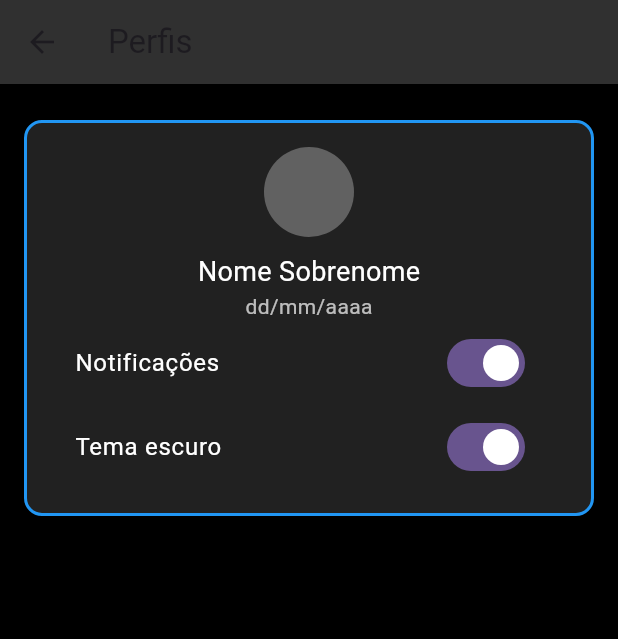
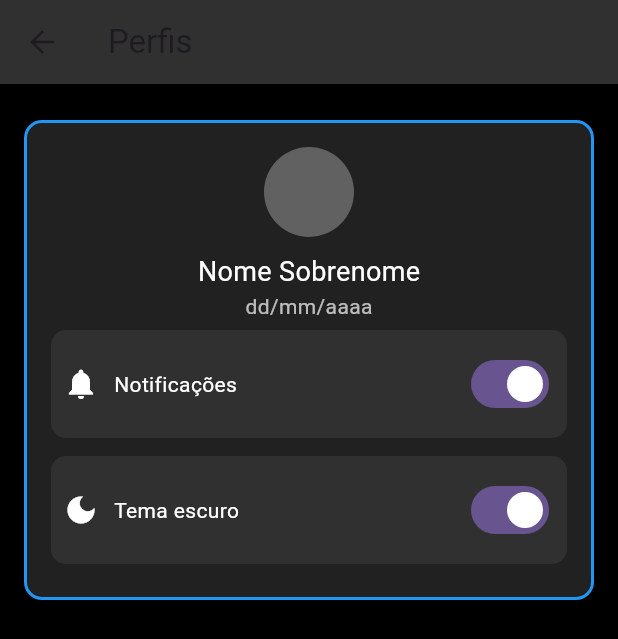
Before and after one commit to guivconB/mandaily, a Flutter app: the Perfil screen opened directly, on a phone screen of 412 x 824 dp. Shown: the top 639 px of the screen. Run offline on Flutter 3.47's test engine with Material 3 defaults, Android fonts, the phone set to English and light mode, and no system bars; our stand-ins replace google_fonts, shared_preferences, table_calendar; accounts and stored records are empty.

Commit message:
Alterei a tela de perfil

```diff
--- a/lib/perfil/perfil.dart
+++ b/lib/perfil/perfil.dart
@@ -11,9 +11,7 @@ class Perfil extends StatefulWidget {
 class _PerfilState extends State<Perfil> {
   int selectedPerfil = 1;
   bool notificacoes1 = true;
-  bool temaEscuro1 =true;
-  bool notificacoes2 = false;
-  bool temaEscuro2 = false;
+  bool temaEscuro1 = true;
 //Defini as variáveis que controlam o perfil
 
   @override
@@ -41,10 +39,6 @@ class _PerfilState extends State<Perfil> {
               isSelected: selectedPerfil == 1,
             ),
             //Cria o primeiro card de perfil
-
-
-            //Cria o segundo card de perfil
-
           ],
         ),
       ),
--- a/lib/widgets_perfil/perfil_componentes.dart
+++ b/lib/widgets_perfil/perfil_componentes.dart
@@ -42,7 +42,7 @@ class PerfilComponentes extends StatelessWidget {
 
       child: Column(
         children: [
-      //Usa uma Column para empilahr todos os elementos na vertical
+      //Usa uma Column para empilhar todos os elementos na vertical
 
           CircleAvatar(radius: 30, backgroundColor: Colors.grey[700]),
           SizedBox(height: 10),
@@ -50,19 +50,57 @@ class PerfilComponentes extends StatelessWidget {
           Text(nascimento, style: TextStyle(color: Colors.white70)),
           //Ícone de perfil
 
-          SwitchListTile(
-            title: Text('Notificações', style: TextStyle(color: Colors.white)),
-            value: notificacoes,
-            onChanged: onNotificacoesChanged,
+          Container(
+            padding: EdgeInsets.symmetric(horizontal: 8, vertical: 12),
+            margin: EdgeInsets.symmetric(vertical: 6),
+            decoration: BoxDecoration(
+              color: Colors.grey[850],
+              borderRadius: BorderRadius.circular(10),
+            ),
+            child: Row(
+              mainAxisAlignment: MainAxisAlignment.spaceBetween,
+              children: [
+                Row(
+                  children: [
+                    Icon(Icons.notifications, color: Colors.white),
+                    SizedBox(width: 10),
+                    Text('Notificações', style: TextStyle(color: Colors.white)),
+                  ],
+                ),
+                Switch(
+                  value: notificacoes,
+                  onChanged: onNotificacoesChanged,
+                ),
+              ],
+            ),
           ),
-          //Cria um botão que alterna o título "Notificações"
+          //Cria o botão de notificações
 
-          SwitchListTile(
-            title: Text('Tema escuro', style: TextStyle(color: Colors.white)),
-            value: temaEscuro,
-            onChanged: onTemaChanged,
+          Container(
+            padding: EdgeInsets.symmetric(horizontal: 8, vertical: 12),
+            margin: EdgeInsets.symmetric(vertical: 6),
+            decoration: BoxDecoration(
+              color: Colors.grey[850],
+              borderRadius: BorderRadius.circular(10),
+            ),
+            child: Row(
+              mainAxisAlignment: MainAxisAlignment.spaceBetween,
+              children: [
+                Row(
+                  children: [
+                    Icon(Icons.dark_mode, color: Colors.white),
+                    SizedBox(width: 10),
+                    Text('Tema escuro', style: TextStyle(color: Colors.white)),
+                  ],
+                ),
+                Switch(
+                  value: temaEscuro,
+                  onChanged: onTemaChanged,
+                ),
+              ],
+            ),
           ),
-          //Alterna para o tema escuro
+          //Cria o botão de tema escuro
         ],
       ),
     );
```
Also changed, not shown: 1 other file.
